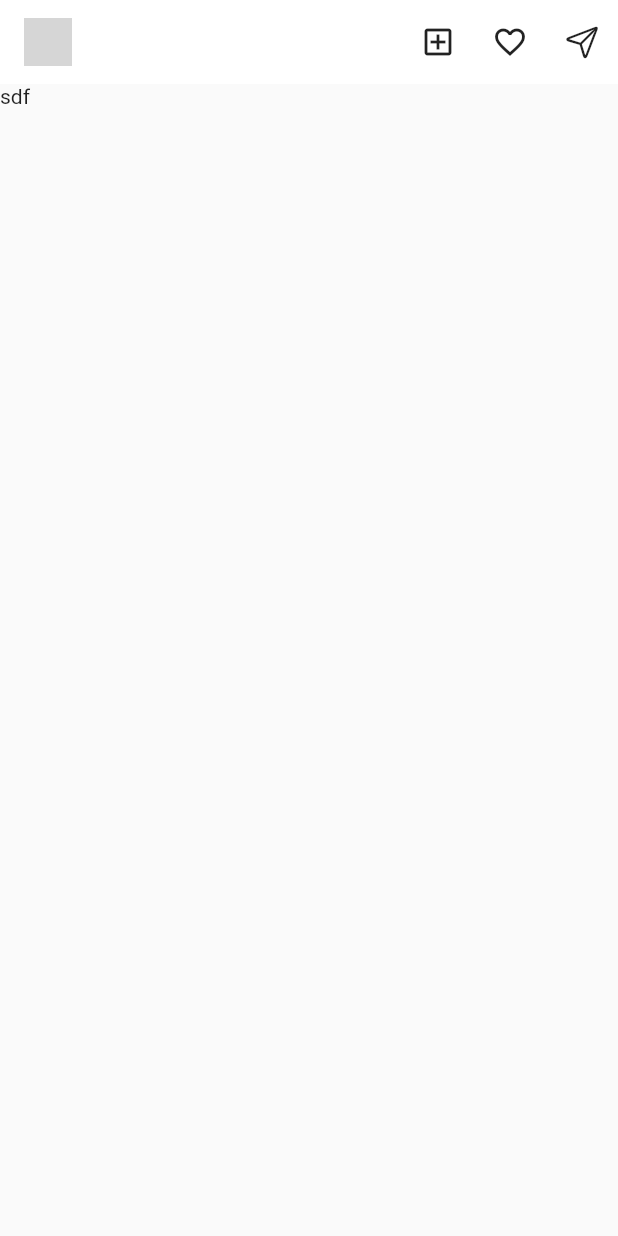
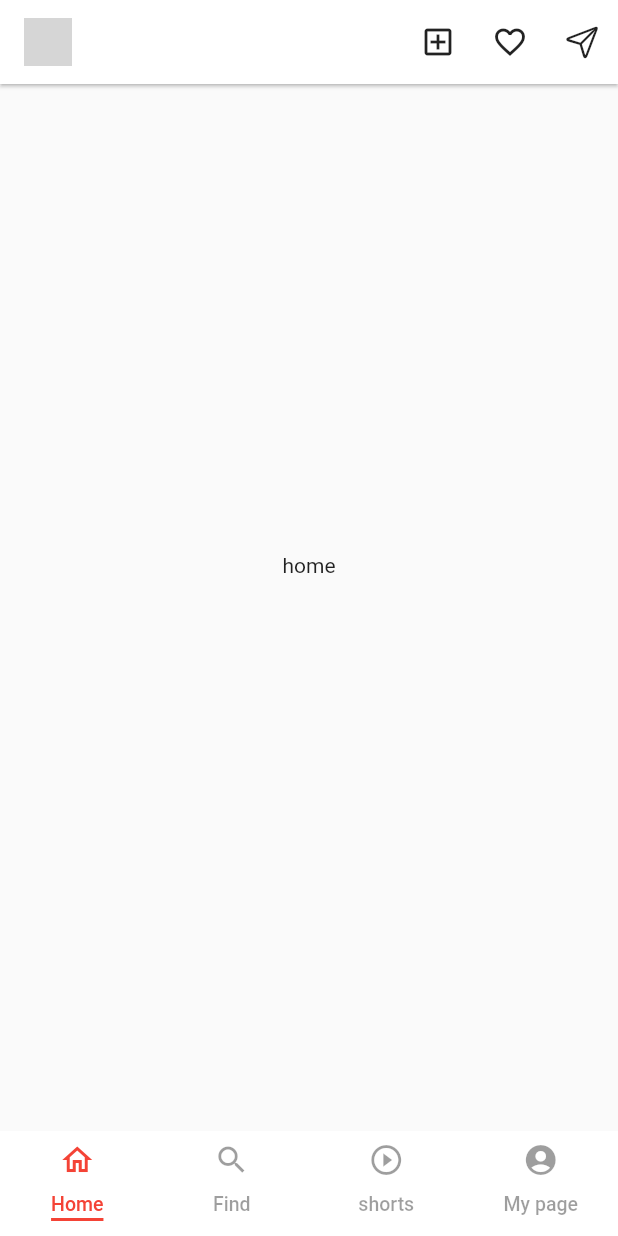
Before and after one commit to Offthegame/flutter_instagram, a Flutter app: the screen it shows after launch, on a phone screen of 412 x 824 dp. Run offline on Flutter 3.47's test engine with Material 2 defaults, Android fonts, the phone set to English and light mode, and no system bars; our stand-ins replace flutter_svg; grey boxes are pictures that could not be loaded.

Commit message:
Part2_02_import&ThemeData_HW

```diff
--- a/lib/main.dart
+++ b/lib/main.dart
@@ -1,7 +1,8 @@
 import 'package:flutter/cupertino.dart';
 import 'package:flutter/material.dart';
 import 'package:flutter_svg/flutter_svg.dart';
-import 'package:cupertino_icons/cupertino_icons.dart';
+import './style.dart' as style;
+//이렇게 스타일을 style이라는 이름으로 불러올 수 있음
 
 
 var instaLogo = '../assets/svg/insta_logo.svg';
@@ -9,14 +10,8 @@ var instaLogo = '../assets/svg/insta_logo.svg';
 void main() {
   runApp(
       MaterialApp(
-        theme: ThemeData(
-          iconTheme: IconThemeData(color:Colors.blue),
-          appBarTheme: AppBarTheme(
-              color: Colors.white,
-            actionsIconTheme: IconThemeData(color: Colors.black87),
-          //  하, 이놈 Jonna 까다롭네 IconThemeData라니...;
-          ),
-        ),
+        theme: style.theme,
+        //이렇게 하면 다른 변수와 헷갈리지 않음
         home: MyApp(),
   ));
 }
@@ -26,21 +21,94 @@ class MyApp extends StatelessWidget {
 
   @override
   Widget build(BuildContext context) {
-    return Scaffold(
+    return DefaultTabController(
+        // 아래 4개 탭이 샤샤샥 움직이려면 필요함
+        length: 4,
+        child: Scaffold(
           appBar: AppBar(
             title: SvgPicture.asset(
+              // svg파일 때문에 곤욕을 치름, but 해결
+              // https://habillion.tistory.com/10 정리해둠
               instaLogo,
               semanticsLabel: 'instagram logo',
               height: 32,),
-        elevation: 0.0,
+            elevation: 1,
             actions: [
-          IconButton(onPressed: (){}, icon: Icon(Icons.add_box_outlined)),
-          IconButton(onPressed: (){}, icon: Icon(Icons.favorite_border)),
-          IconButton(onPressed: (){}, icon: Icon(CupertinoIcons.paperplane)),
+              IconButton(onPressed: () {}, icon: Icon(Icons.add_box_outlined)),
+              IconButton(onPressed: () {}, icon: Icon(Icons.favorite_border)),
+              IconButton(
+                  onPressed: () {}, icon: Icon(CupertinoIcons.paperplane)),
               //  CupertinoIcons사용법 오지게 헤매었네
             ],
           ),
-      body: Text('sdf'),
+          body: TabBarView(
+            //TabBarView를 통해 내용들이 Tab으로 보여지도록 함
+            children: [
+              Center(
+                child: Text("home"),
+              ),
+              Center(
+                child: Text("find"),
+              ),
+              Center(
+                child: Text("shorts"),
+              ),
+              Center(
+                child: Text("my page"),
+              ),
+            ],
+          ),
+          extendBodyBehindAppBar: true, // add this line
+          bottomNavigationBar: Container(
+            color: Colors.white, //색상
+            child: Container(
+              height: 70,
+              padding: EdgeInsets.only(bottom: 10, top: 5),
+              child: const TabBar(
+                //tab바 하단 설정
+                //tab 하단 indicator size -> .label = label의 길이
+                //tab 하단 indicator size -> .tab = tab의 길이
+                indicatorSize: TabBarIndicatorSize.label,
+                //tab 하단 indicator color
+                indicatorColor: Colors.red,
+                //tab 하단 indicator weight
+                indicatorWeight: 2,
+                //label color
+                labelColor: Colors.red,
+                //unselected label color
+                unselectedLabelColor: Colors.black38,
+                labelStyle: TextStyle(
+                  fontSize: 13,
+                ),
+                tabs: [
+                  Tab(
+                    icon: Icon(
+                      Icons.home_outlined,
+                    ),
+                    text: 'Home',
+                  ),
+                  Tab(
+                    icon: Icon(Icons.search),
+                    text: 'Find',
+                  ),
+                  Tab(
+                    icon: Icon(
+                      Icons.play_circle_outline_outlined,
+                    ),
+                    text: 'shorts',
+                  ),
+                  Tab(
+                    icon: Icon(
+                      Icons.account_circle,
+                    ),
+                    text: 'My page',
+                  )
+                ],
+              ),
+            ),
+          ),
+        )
     );
   }
+
 }
--- /dev/null
+++ b/lib/style.dart
@@ -0,0 +1,15 @@
+import 'package:flutter/material.dart';
+
+// 기본 위젯을 쓰려면 이것들을 import 해와야 함!
+
+var theme = ThemeData(
+  iconTheme: IconThemeData(color:Colors.blue),
+  appBarTheme: AppBarTheme(
+    color: Colors.white,
+    actionsIconTheme: IconThemeData(color: Colors.black87),
+    //  하, 이놈 Jonna 까다롭네 IconThemeData라니...;
+  ),
+);
+
+var _var1;
+// 이름 왼쪽에 '_'를 붙이면 다른 파일에 같이 import 안 됨
```
Also changed, not shown: assets/svg/insta_logo.svg. Lines whose indentation alone changed are shown as unchanged.
